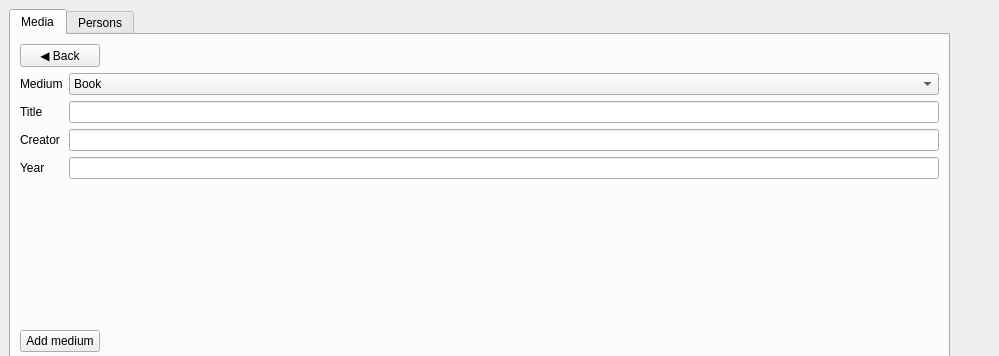
The window that mainwindow.ui (niklashempel/qt-beleg) describes before a commit, drawn with Qt 5; both pictures show x 0 to 999 and y 0 to 356 of the 999 by 672 pixel window.
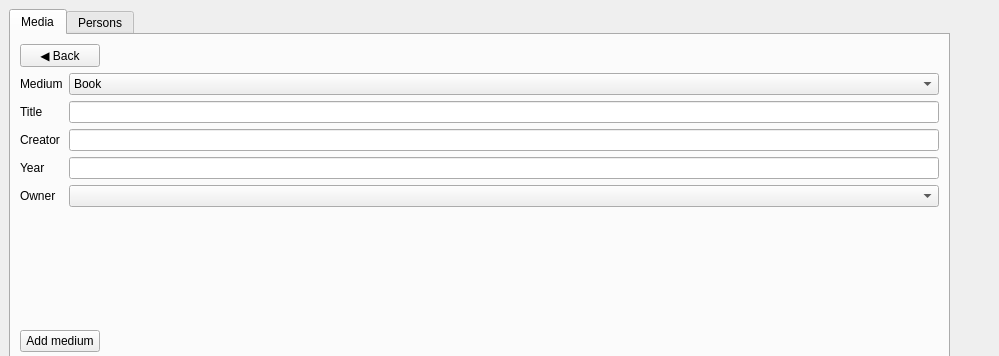
The same window after the commit.

Commit message: Add owner to medium

The edit to the form file:
```diff
--- a/mainwindow.ui
+++ b/mainwindow.ui
@@ -150,6 +150,16 @@
            <item row="3" column="1">
             <widget class="QLineEdit" name="yearLineEdit"/>
            </item>
+           <item row="4" column="0">
+            <widget class="QLabel" name="ownerLabel">
+             <property name="text">
+              <string>Owner</string>
+             </property>
+            </widget>
+           </item>
+           <item row="4" column="1">
+            <widget class="QComboBox" name="ownerComboBox"/>
+           </item>
           </layout>
          </item>
         </layout>
```
The commit also changes 8 other files.
